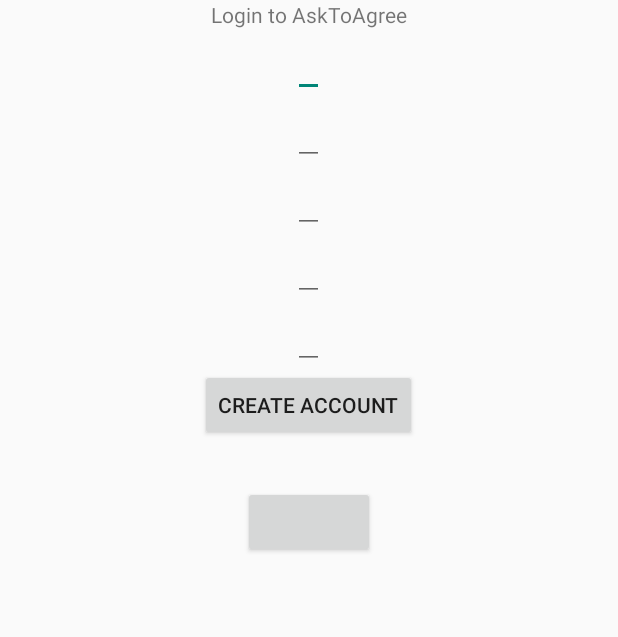
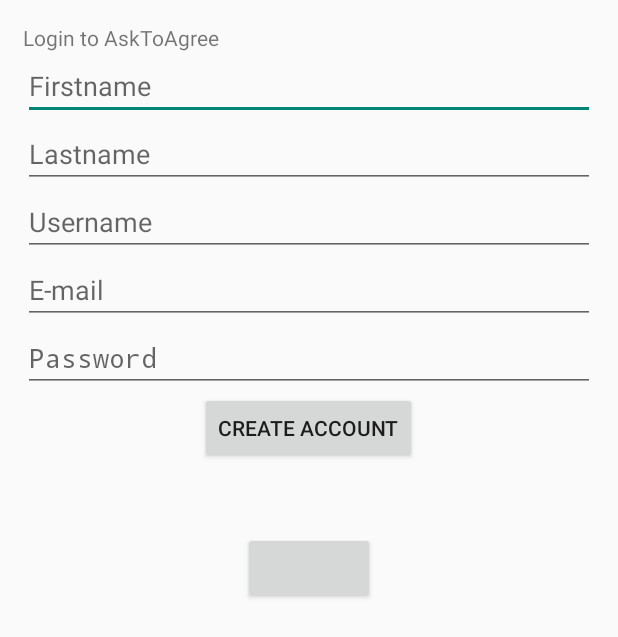
Before and after one commit to PhilippSteiner/android-asktoagree, an Android app: the screen it shows after launch (LoginActivity), on a phone screen of 412 x 824 dp. Shown: the top 637 px of the screen. Run offline under Robolectric (Android 15) with nearby library versions, the phone set to English and light mode, and no system bars; libraries missing offline, so code that uses them is left out: com.facebook, com.facebook.widget; plain views replace LoginButton; 10 statements that could not run were skipped.

```diff
--- a/app/build.gradle
+++ b/app/build.gradle
@@ -20,6 +20,8 @@ android {
     packagingOptions {
         exclude 'META-INF/notice.txt'
         exclude 'META-INF/license.txt'
+        exclude 'META-INF/LICENSE'
+        exclude 'META-INF/NOTICE'
     }
 }
 
@@ -30,4 +32,5 @@ dependencies {
     compile 'com.facebook.android:facebook-android-sdk:3.21.1'
     compile 'org.springframework.android:spring-android-rest-template:2.0.0.M1'
     //compile 'org.springframework.android:spring-android-rest-template:1.0.1.RELEASE'
+    compile 'com.fasterxml.jackson.core:jackson-databind:2.4.4'
 }
--- /dev/null
+++ b/app/src/main/java/com/steiner_consult/asktoagree/BaseActivity.java
@@ -0,0 +1,21 @@
+package com.steiner_consult.asktoagree;
+
+import android.app.Activity;
+import android.app.ProgressDialog;
+
+/**
+ * Created by Philipp on 22.12.14.
+ */
+public class BaseActivity extends Activity {
+
+    private ProgressDialog progressDialog;
+
+
+    public ProgressDialog getProgressDialog() {
+        if(progressDialog == null) {
+            progressDialog = new ProgressDialog(this);
+            progressDialog.setMessage("Loading...");
+        }
+        return progressDialog;
+    }
+}
--- a/app/src/main/java/com/steiner_consult/asktoagree/LoginActivity.java
+++ b/app/src/main/java/com/steiner_consult/asktoagree/LoginActivity.java
@@ -5,12 +5,14 @@ import android.app.Activity;
 import android.content.Intent;
 import android.os.Bundle;
 import android.view.View;
+import android.widget.Button;
 import android.widget.TextView;
 
 import com.facebook.AppEventsLogger;
 import com.facebook.widget.LoginButton;
 import com.google.android.gms.common.SignInButton;
 import com.steiner_consult.Utils.AppConfig;
+import com.steiner_consult.asynctasks.UserRegisterWorker;
 import com.steiner_consult.logins.FacebookClient;
 import com.steiner_consult.logins.GooglePlusClient;
 
@@ -19,19 +21,24 @@ import java.util.Arrays;
 /**
  * Created by Philipp on 09.12.14.
  */
-public class LoginActivity extends Activity implements View.OnClickListener {
+public class LoginActivity extends BaseActivity implements View.OnClickListener {
 
     private GooglePlusClient googlePlusClient;
     private SignInButton googleSignInButton, googleSignOutButton;
 
     private FacebookClient facebookClient;
     private LoginButton facebookLoginButton;
+    private Button createUserButton;
+    private UserRegisterWorker userRegisterWorker;
 
 
     @Override
     protected void onCreate(Bundle savedInstanceState) {
         super.onCreate(savedInstanceState);
         setContentView(R.layout.activity_login);
+
+        createUserButton = (Button) findViewById(R.id.login_button_createAccount);
+        createUserButton.setOnClickListener(this);
 
         facebookClient = new FacebookClient(this, savedInstanceState);
         facebookLoginButton = (LoginButton) findViewById(R.id.authButton);
@@ -124,6 +131,9 @@ public class LoginActivity extends Activity implements View.OnClickListener {
 
     @Override
     public void onClick(View v) {
+        if(v.getId() == R.id.login_button_createAccount) {
+            createAccount();
+        }
         googlePlusClient.onClick(v);
     }
 
@@ -140,6 +150,12 @@ public class LoginActivity extends Activity implements View.OnClickListener {
         }
     }
 
+    private void createAccount() {
+        userRegisterWorker = new UserRegisterWorker(this);
+        userRegisterWorker.createUser();
+
+    }
+
 
     //TODO: Check for GooglePlayServices
 
--- a/app/src/main/res/layout/activity_login.xml
+++ b/app/src/main/res/layout/activity_login.xml
@@ -9,49 +9,55 @@
         android:layout_width="match_parent"
         android:layout_height="wrap_content"
         android:layout_alignParentTop="true"
+        android:layout_margin="@dimen/activity_margin"
         android:gravity="center"
         android:orientation="vertical">
 
         <TextView
             android:id="@+id/login_label_login"
+            android:layout_width="match_parent"
+            android:layout_height="wrap_content"
+            android:text="@string/login_label_login"/>
+
+        <EditText
+            android:id="@+id/login_edittext_firstname"
+            android:layout_width="match_parent"
+            android:layout_height="wrap_content"
+            android:inputType="text"
+            android:hint="@string/login_edittext_hint_firstname"/>
+
+        <EditText
+            android:id="@+id/login_edittext_lasttname"
+            android:layout_width="match_parent"
+            android:layout_height="wrap_content"
+            android:inputType="text"
+            android:hint="@string/login_edittext_hint_lastname"/>
+
+        <EditText
+            android:id="@+id/login_edittext_username"
+            android:layout_width="match_parent"
+            android:layout_height="wrap_content"
+            android:inputType="text"
+            android:hint="@string/login_edittext_hint_username"/>
+
+        <EditText
+            android:id="@+id/login_edittext_email"
+            android:layout_width="match_parent"
+            android:layout_height="wrap_content"
+            android:inputType="textEmailAddress"
+            android:hint="@string/login_edittext_hint_email"/>
+
+        <EditText
+            android:id="@+id/login_edittext_password"
+            android:layout_width="match_parent"
+            android:layout_height="wrap_content"
+            android:inputType="textPassword"
+            android:hint="@string/login_edittext_hint_password"/>
+
+        <Button
+            android:id="@+id/login_button_createAccount"
             android:layout_width="wrap_content"
             android:layout_height="wrap_content"
-            android:text="@string/login_label_login" />
-
-        <EditText
-            android:layout_width="wrap_content"
-            android:layout_height="wrap_content"
-            android:inputType="text"
-            android:id="@+id/login_edittext_firstname"/>
-
-        <EditText
-            android:layout_width="wrap_content"
-            android:layout_height="wrap_content"
-            android:inputType="text"
-            android:id="@+id/login_edittext_lasttname"/>
-
-        <EditText
-            android:layout_width="wrap_content"
-            android:layout_height="wrap_content"
-            android:inputType="text"
-            android:id="@+id/login_edittext_username"/>
-
-        <EditText
-            android:layout_width="wrap_content"
-            android:layout_height="wrap_content"
-            android:id="@+id/login_edittext_email"
-            android:inputType="textEmailAddress"/>
-
-        <EditText
-            android:layout_width="wrap_content"
-            android:layout_height="wrap_content"
-            android:id="@+id/login_edittext_password"
-            android:inputType="textPassword"/>
-
-        <Button
-            android:layout_width="wrap_content"
-            android:layout_height="wrap_content"
-            android:id="@+id/login_button_createAccount"
             android:text="@string/login_button_createAccount"/>
 
     </LinearLayout>
--- a/app/src/main/res/values/dimens.xml
+++ b/app/src/main/res/values/dimens.xml
@@ -2,4 +2,5 @@
     <!-- Default screen margins, per the Android Design guidelines. -->
     <dimen name="activity_horizontal_margin">16dp</dimen>
     <dimen name="activity_vertical_margin">16dp</dimen>
+    <dimen name="activity_margin">15dp</dimen>
 </resources>
--- a/app/src/main/res/values/strings.xml
+++ b/app/src/main/res/values/strings.xml
@@ -18,5 +18,12 @@
     <string name="login_label_email">E-Mail:</string>
     <string name="login_label_password">Password:</string>
     <string name="login_button_createAccount">Create Account</string>
+    //Hints
+    <string name="login_edittext_hint_email">E-mail</string>
+    <string name="login_edittext_hint_firstname">Firstname</string>
+    <string name="login_edittext_hint_lastname">Lastname</string>
+    <string name="login_edittext_hint_password">Password</string>
+    <string name="login_edittext_hint_username">Username</string>
+
 
 </resources>
```
Also changed, not shown: app/src/main/java/com/steiner_consult/asynctasks/UserRegisterWorker.java (+29 -12 lines), app/src/main/java/com/steiner_consult/models/AppUser.java (renamed from app/src/main/java/com/steiner_consult/models/User.java, +10 -1 lines), app/src/main/java/com/steiner_consult/models/RegisterResponse.java (+9 -0 lines), 1 other file.
